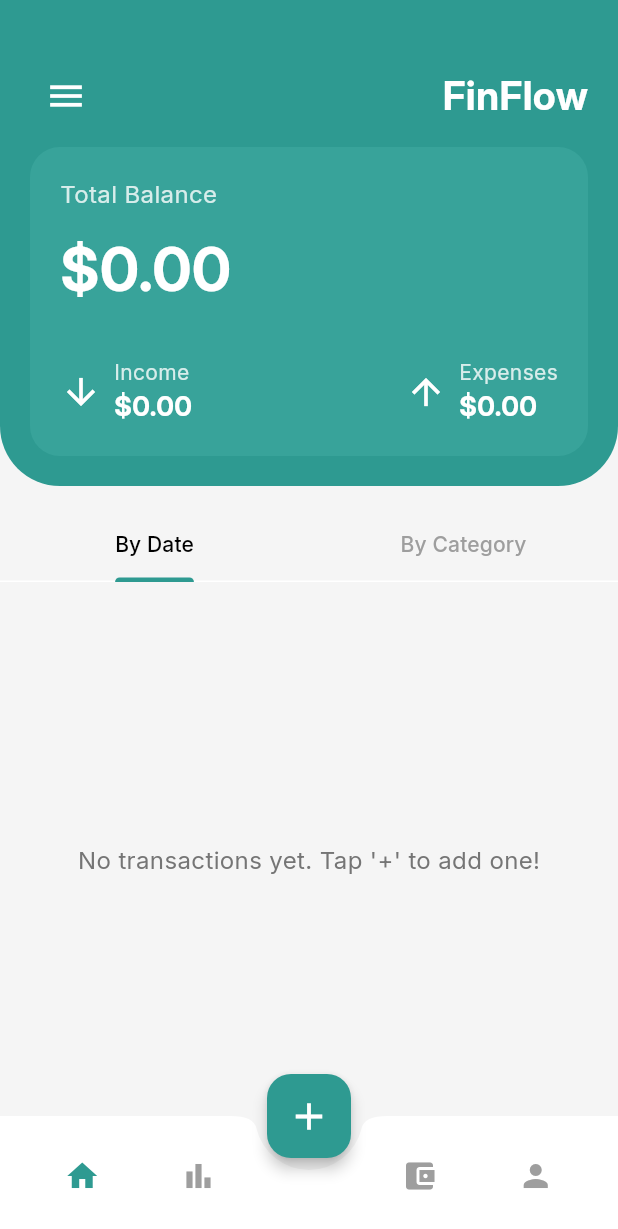
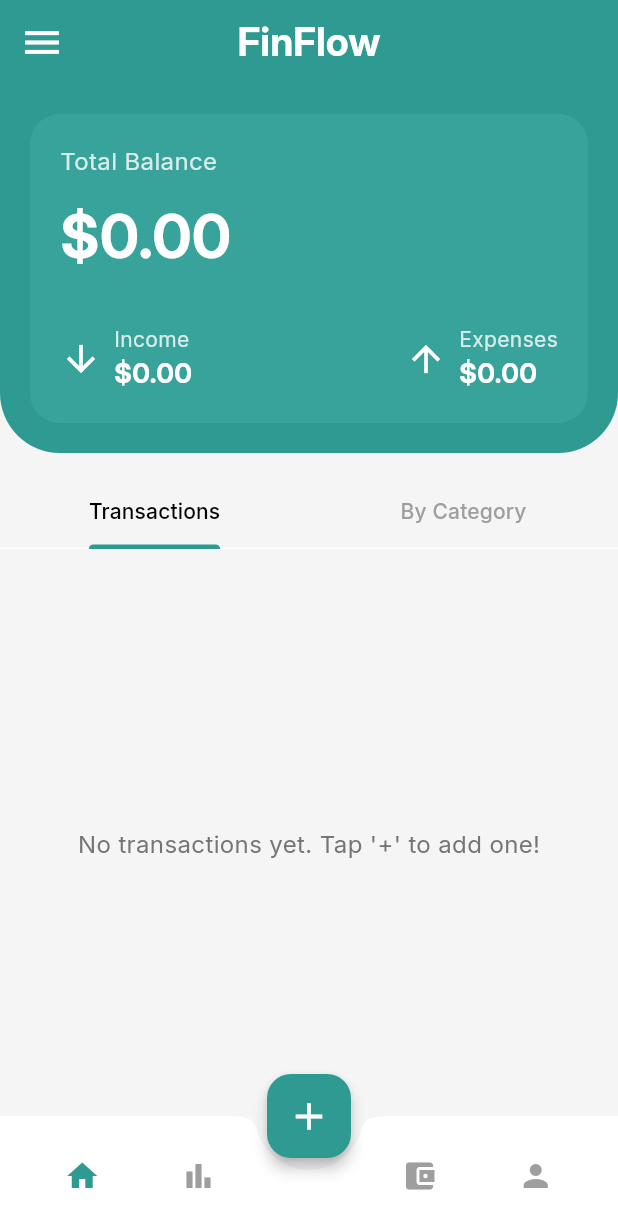
Before and after one commit to OmarAfifi-CSE/FinFlow, a Flutter app: the HomeScreen screen opened by its route, on a phone screen of 412 x 824 dp. Shown: the top 1229 px of the screen. Run offline on Flutter 3.47's test engine with Material 3 defaults, Android fonts, the light colour scheme and no system bars; our stand-ins replace localstorage.

Commit message:
Update Home Ui

```diff
--- a/lib/screens/home_screen.dart
+++ b/lib/screens/home_screen.dart
@@ -82,6 +82,7 @@ class HomeScreen extends StatefulWidget {
 class _HomeScreenState extends State<HomeScreen>
     with SingleTickerProviderStateMixin {
   late TabController _tabController;
+
   final GlobalKey<ScaffoldState> _scaffoldKey = GlobalKey<ScaffoldState>();
 
   @override
@@ -103,6 +104,21 @@ class _HomeScreenState extends State<HomeScreen>
     return Scaffold(
       key: _scaffoldKey,
       backgroundColor: Colors.grey[100],
+      appBar: AppBar(
+        centerTitle: true,
+        title: const Text(
+          'FinFlow',
+          style: TextStyle(fontWeight: FontWeight.bold, fontSize: 26),
+        ),
+        backgroundColor: primaryColor,
+        foregroundColor: Colors.white,
+        elevation: 0,
+        leading: IconButton(
+          icon: const Icon(Icons.menu, size: 30),
+          onPressed: () => _scaffoldKey.currentState?.openDrawer(),
+          tooltip: 'Open menu',
+        ),
+      ),
       drawer: Drawer(
         child: ListView(
           padding: EdgeInsets.zero,
@@ -119,7 +135,6 @@ class _HomeScreenState extends State<HomeScreen>
               title: Text('Manage Categories'),
               onTap: () {
                 Navigator.pop(context);
-                // Navigator.pushNamed(context, '/manage_categories');
               },
             ),
             ListTile(
@@ -127,7 +142,6 @@ class _HomeScreenState extends State<HomeScreen>
               title: Text('Manage Tags'),
               onTap: () {
                 Navigator.pop(context);
-                // Navigator.pushNamed(context, '/manage_tags');
               },
             ),
           ],
@@ -135,7 +149,8 @@ class _HomeScreenState extends State<HomeScreen>
       ),
       body: CustomScrollView(
         slivers: [
-          SliverToBoxAdapter(child: _buildHeader(context)),
+          // --- 2. The old header is now just the Balance Card below the AppBar ---
+          SliverToBoxAdapter(child: _buildBalanceCard(context)),
           SliverToBoxAdapter(child: _buildTabBar()),
           SliverFillRemaining(
             child: TabBarView(
@@ -171,20 +186,15 @@ class _HomeScreenState extends State<HomeScreen>
     );
   }
 
-  // --- HEADER WIDGET UPDATED ---
-  Widget _buildHeader(BuildContext context) {
+  // --- This widget now only builds the balance card ---
+  Widget _buildBalanceCard(BuildContext context) {
     final provider = Provider.of<ExpenseProvider>(context);
     final totalBalance = provider.totalBalance;
     final totalIncome = provider.totalIncome;
     final totalExpenses = provider.totalExpenses;
 
     return Container(
-      padding: const EdgeInsets.only(
-        top: 40.0,
-        left: 20.0,
-        right: 20.0,
-        bottom: 20.0,
-      ),
+      padding: const EdgeInsets.all(20),
       decoration: const BoxDecoration(
         color: Color(0xFF2E9A91),
         borderRadius: BorderRadius.only(
@@ -192,30 +202,7 @@ class _HomeScreenState extends State<HomeScreen>
           bottomRight: Radius.circular(40),
         ),
       ),
-      child: Column(
-        crossAxisAlignment: CrossAxisAlignment.start,
-        children: [
-          Row(
-            mainAxisAlignment: MainAxisAlignment.spaceBetween,
-            children: [
-              IconButton(
-                icon: const Icon(Icons.menu, color: Colors.white, size: 28),
-                onPressed: () => _scaffoldKey.currentState?.openDrawer(),
-                tooltip: 'Open menu',
-              ),
-              // --- APP NAME ADDED HERE ---
-              const Text(
-                'FinFlow',
-                style: TextStyle(
-                  color: Colors.white,
-                  fontSize: 26,
-                  fontWeight: FontWeight.bold,
-                ),
-              ),
-            ],
-          ),
-          const SizedBox(height: 10),
-          Container(
+      child: Container(
         padding: const EdgeInsets.all(20),
         decoration: BoxDecoration(
           color: const Color(0xFF38A39A),
@@ -259,8 +246,6 @@ class _HomeScreenState extends State<HomeScreen>
           ],
         ),
       ),
-        ],
-      ),
     );
   }
 
@@ -302,7 +287,7 @@ class _HomeScreenState extends State<HomeScreen>
         labelColor: Colors.black,
         unselectedLabelColor: Colors.grey,
         tabs: [
-          Tab(text: "By Date"),
+          Tab(text: "Transactions"), // Renamed for clarity
           Tab(text: "By Category"),
         ],
       ),
@@ -428,9 +413,7 @@ class _HomeScreenState extends State<HomeScreen>
     final bool isIncome = expense.amount > 0;
     final String formattedDate = DateFormat('MMM d, yyyy').format(expense.date);
 
-    // --- COLOR LOGIC CORRECTED ---
-    // Use green for income, and the specific category theme color for expenses.
-    final Color amountColor = isIncome ? Colors.green[700]! : Colors.red;
+    final Color amountColor = isIncome ? Colors.green[700]! : theme.color;
     final String amountPrefix = isIncome ? '+' : '-';
 
     return Card(
```
Lines whose indentation alone changed are shown as unchanged.
